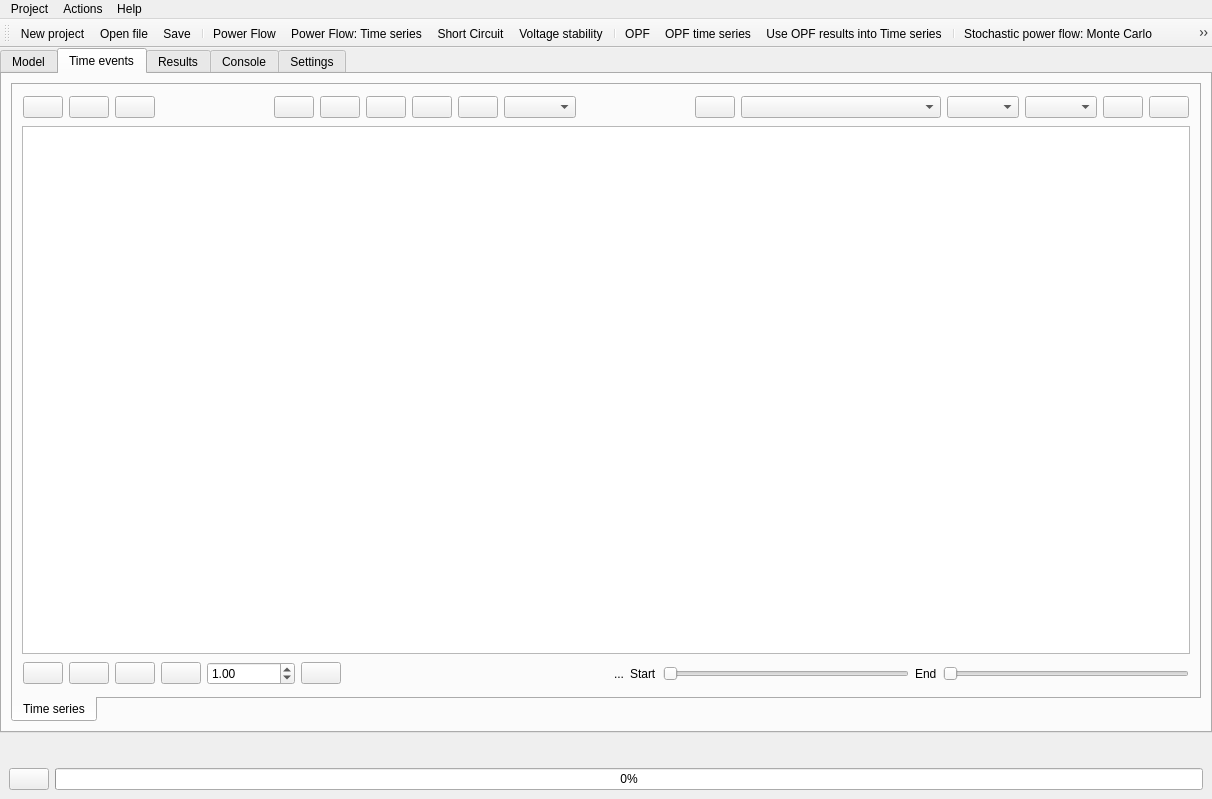
This is src/GridCal/Gui/Main/MainWindow.ui in SanPen/GridCal as Qt 5 draws it before an edit. The edited form follows.
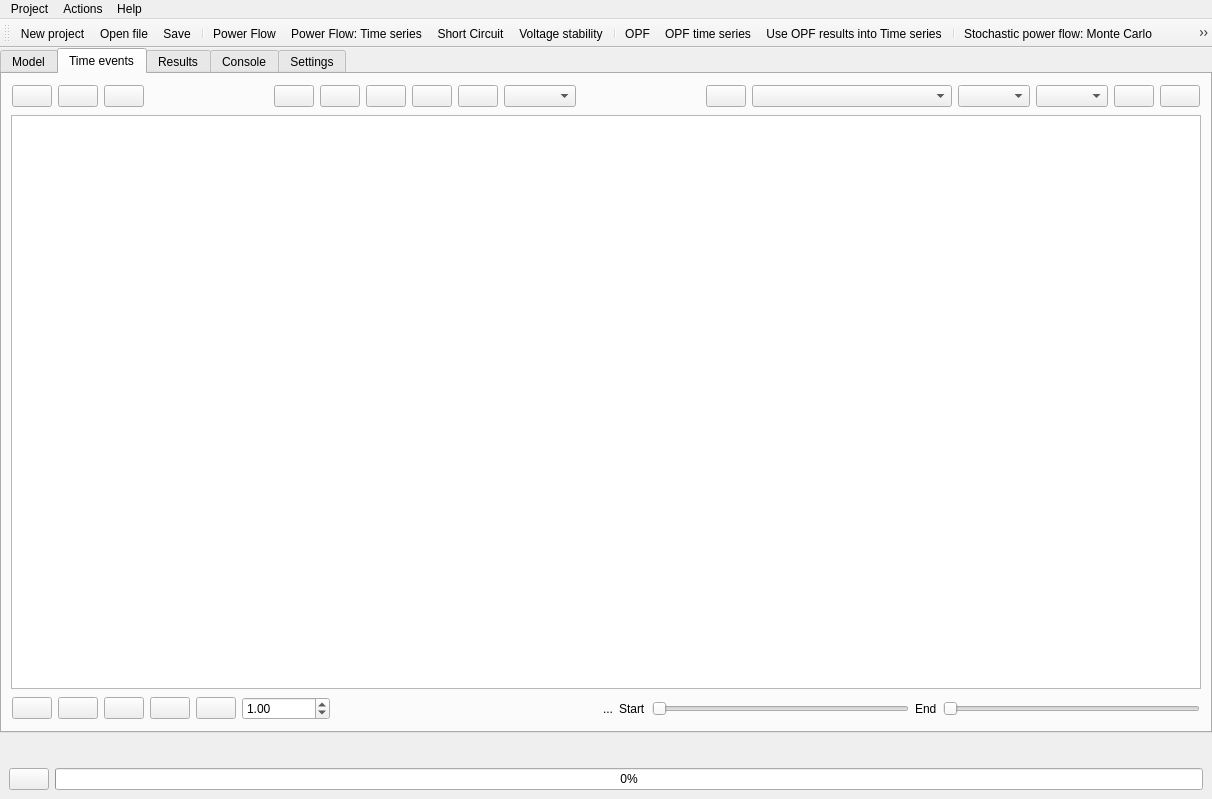
This is the edited form. The open tabs and pages were chosen to show the change. Icons and pictures are not drawn. Custom widgets are drawn as their Qt base class.

```diff
--- a/src/GridCal/Gui/Main/MainWindow.ui
+++ b/src/GridCal/Gui/Main/MainWindow.ui
@@ -1077,22 +1077,6 @@
        </attribute>
        <layout class="QVBoxLayout" name="verticalLayout_4">
         <item>
-         <widget class="QTabWidget" name="tabWidget_4">
-          <property name="layoutDirection">
-           <enum>Qt::LeftToRight</enum>
-          </property>
-          <property name="tabPosition">
-           <enum>QTabWidget::South</enum>
-          </property>
-          <property name="currentIndex">
-           <number>0</number>
-          </property>
-          <widget class="QWidget" name="tab_11">
-           <attribute name="title">
-            <string>Time series</string>
-           </attribute>
-           <layout class="QVBoxLayout" name="verticalLayout_14">
-            <item>
              <widget class="QFrame" name="frame">
               <property name="frameShape">
                <enum>QFrame::NoFrame</enum>
@@ -1420,6 +1404,20 @@
                  </property>
                 </widget>
                </item>
+           <item>
+            <widget class="QPushButton" name="set_profile_value_pushButton">
+             <property name="toolTip">
+              <string>Set the value to all or to the selection</string>
+             </property>
+             <property name="text">
+              <string/>
+             </property>
+             <property name="icon">
+              <iconset resource="icons.qrc">
+               <normaloff>:/Icons/icons/copy2up.svg</normaloff>:/Icons/icons/copy2up.svg</iconset>
+             </property>
+            </widget>
+           </item>
                <item>
                 <widget class="QDoubleSpinBox" name="profile_factor_doubleSpinBox">
                  <property name="minimum">
@@ -1433,20 +1431,6 @@
                  </property>
                 </widget>
                </item>
-               <item>
-                <widget class="QPushButton" name="set_profile_value_pushButton">
-                 <property name="toolTip">
-                  <string>Set the value to all or to the selection</string>
-                 </property>
-                 <property name="text">
-                  <string/>
-                 </property>
-                 <property name="icon">
-                  <iconset>
-                   <normaloff>:/Icons/icons/up.svg</normaloff>:/Icons/icons/up.svg</iconset>
-                 </property>
-                </widget>
-               </item>
                <item>
                 <spacer name="horizontalSpacer_13">
                  <property name="orientation">
@@ -1500,10 +1484,6 @@
             </item>
            </layout>
           </widget>
-         </widget>
-        </item>
-       </layout>
-      </widget>
       <widget class="QWidget" name="ResultsTab">
        <attribute name="icon">
         <iconset resource="icons.qrc">
```
Left out of the diff: 8 changed lines with no effect on the pictures. Lines whose indentation alone changed are shown as unchanged.
